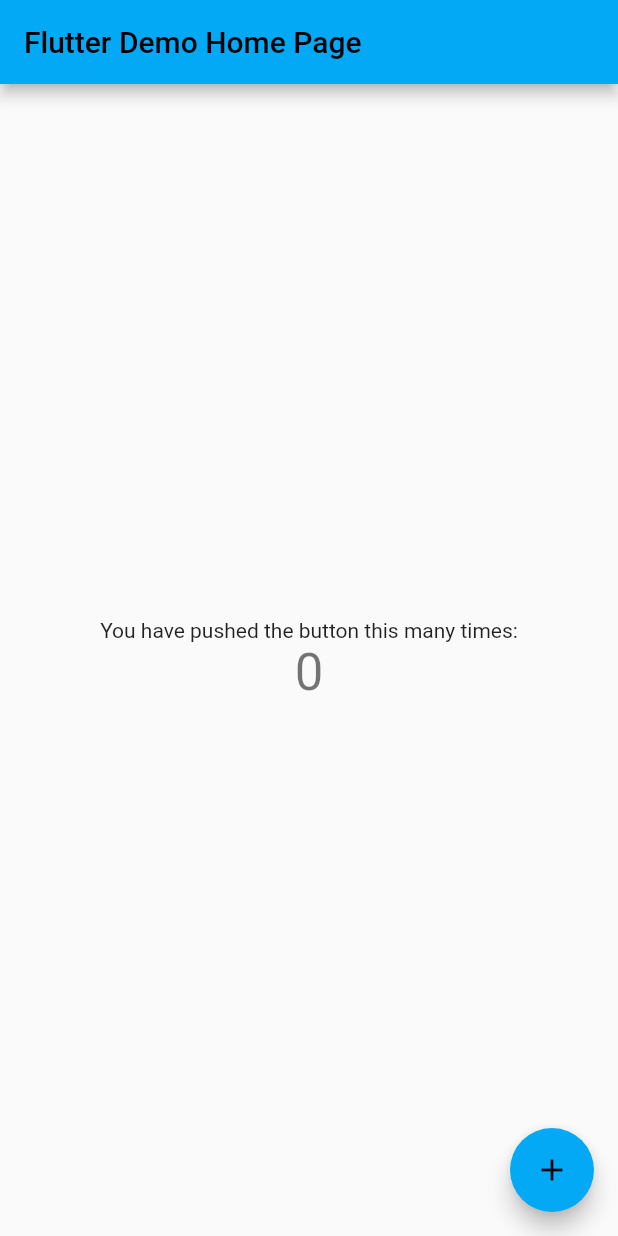
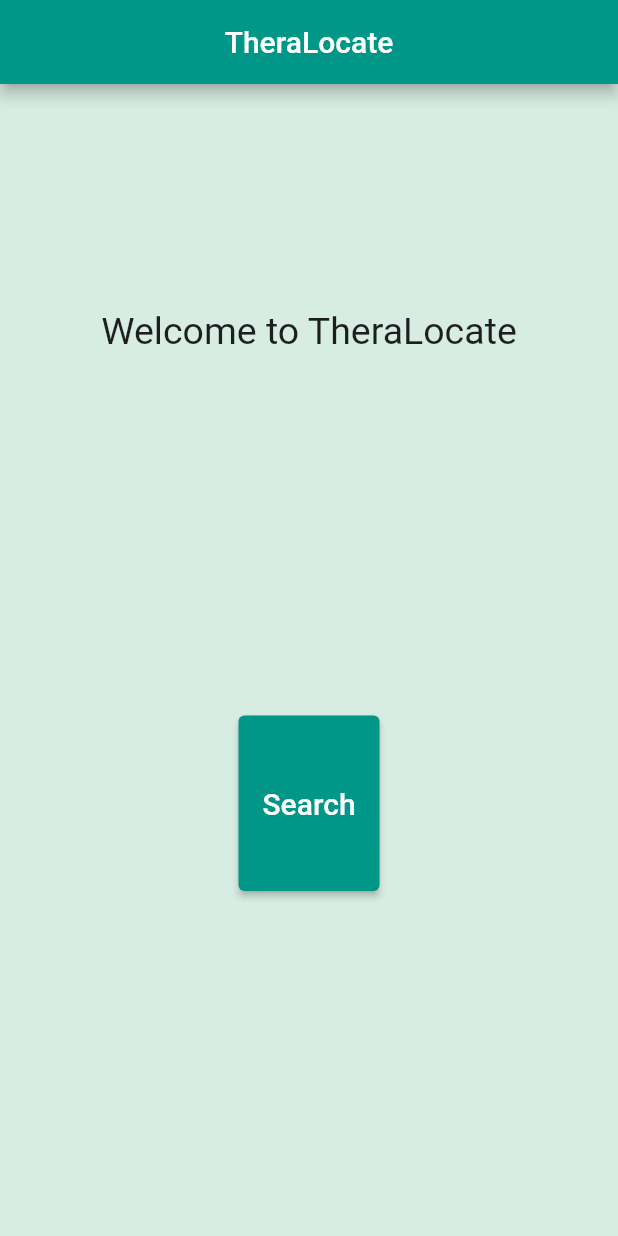
Before and after one commit to ev758/TheraLocate, a Flutter app: the screen it shows after launch, on a phone screen of 412 x 824 dp. Run offline on Flutter 3.47's test engine with Material 2 defaults, Android fonts, the phone set to English and light mode, and no system bars; our stand-ins replace geocoding, google_maps_flutter; Roboto replaces fonts that are missing (Arial).

Commit message:
Updated Home page, Added splash screen and Search page, Utilized three google apis to help with Search page, and Created classes to help with the three google apis.

```diff
--- a/lib/main.dart
+++ b/lib/main.dart
@@ -1,43 +1,33 @@
 import 'package:flutter/material.dart';
+import 'package:provider/provider.dart';
+import 'package:thera_locate/city_therapy.dart';
+import 'search.dart';
 
 void main() {
-  runApp(MyApp());
+  runApp(
+      ChangeNotifierProvider(
+        create: (context) => CityTherapy(),
+      child: MyApp(),
+      )
+  );
 }
 
 class MyApp extends StatelessWidget {
-  // This widget is the root of your application.
   @override
   Widget build(BuildContext context) {
     return MaterialApp(
       title: 'Flutter Demo',
+      debugShowCheckedModeBanner: false,
       theme: ThemeData(
-        // This is the theme of your application.
-        //
-        // Try running your application with "flutter run". You'll see the
-        // application has a blue toolbar. Then, without quitting the app, try
-        // changing the primarySwatch below to Colors.green and then invoke
-        // "hot reload" (press "r" in the console where you ran "flutter run",
-        // or simply save your changes to "hot reload" in a Flutter IDE).
-        // Notice that the counter didn't reset back to zero; the application
-        // is not restarted.
-        primarySwatch: Colors.lightBlue,
+        primarySwatch: Colors.teal,
       ),
-      home: MyHomePage(title: 'Flutter Demo Home Page'),
+      home: MyHomePage(title: 'TheraLocate'),
     );
   }
 }
 
 class MyHomePage extends StatefulWidget {
   MyHomePage({Key? key, required this.title}) : super(key: key);
-
-  // This widget is the home page of your application. It is stateful, meaning
-  // that it has a State object (defined below) that contains fields that affect
-  // how it looks.
-
-  // This class is the configuration for the state. It holds the values (in this
-  // case the title) provided by the parent (in this case the App widget) and
-  // used by the build method of the State. Fields in a Widget subclass are
-  // always marked "final".
 
   final String title;
 
@@ -46,68 +36,59 @@ class MyHomePage extends StatefulWidget {
 }
 
 class _MyHomePageState extends State<MyHomePage> {
-  int _counter = 0;
-
-  void _incrementCounter() {
-    setState(() {
-      // This call to setState tells the Flutter framework that something has
-      // changed in this State, which causes it to rerun the build method below
-      // so that the display can reflect the updated values. If we changed
-      // _counter without calling setState(), then the build method would not be
-      // called again, and so nothing would appear to happen.
-      _counter++;
-    });
-  }
 
   @override
   Widget build(BuildContext context) {
-    // This method is rerun every time setState is called, for instance as done
-    // by the _incrementCounter method above.
-    //
-    // The Flutter framework has been optimized to make rerunning build methods
-    // fast, so that you can just rebuild anything that needs updating rather
-    // than having to individually change instances of widgets.
     return Scaffold(
       appBar: AppBar(
-        // Here we take the value from the MyHomePage object that was created by
-        // the App.build method, and use it to set our appbar title.
         title: Text(widget.title),
+        centerTitle: true,
       ),
+
+      backgroundColor: Color(0xFFD7ECE2),
       body: Center(
-        // Center is a layout widget. It takes a single child and positions it
-        // in the middle of the parent.
         child: Column(
-          // Column is also a layout widget. It takes a list of children and
-          // arranges them vertically. By default, it sizes itself to fit its
-          // children horizontally, and tries to be as tall as its parent.
-          //
-          // Invoke "debug painting" (press "p" in the console, choose the
-          // "Toggle Debug Paint" action from the Flutter Inspector in Android
-          // Studio, or the "Toggle Debug Paint" command in Visual Studio Code)
-          // to see the wireframe for each widget.
-          //
-          // Column has various properties to control how it sizes itself and
-          // how it positions its children. Here we use mainAxisAlignment to
-          // center the children vertically; the main axis here is the vertical
-          // axis because Columns are vertical (the cross axis would be
-          // horizontal).
           mainAxisAlignment: MainAxisAlignment.center,
           children: <Widget>[
-            Text(
-              'You have pushed the button this many times:',
+            Expanded(
+              flex: 20,
+              child: Container(
+                margin: EdgeInsets.only(top: 150),
+                child: Text(
+                  'Welcome to TheraLocate',
+                  style: TextStyle(
+                    fontSize: 25,
+                  ),
+                ),
+              ),
             ),
-            Text(
-              '$_counter',
-              style: Theme.of(context).textTheme.headline4,
+
+            Expanded(
+              flex: 40,
+              child: Container(
+                margin: EdgeInsets.only(top: 165, bottom: 230),
+                child: ElevatedButton(
+                    onPressed: () {
+                      Navigator.push(
+                        context,
+                        MaterialPageRoute(builder: (context) => Search(title: 'TheraLocate')),
+                      );
+                    },
+                    child: Text(
+                      'Search',
+                      style: TextStyle(
+                        fontSize: 20,
+                        fontFamily: 'Arial',
+                      ),
+                    ),
+                ),
+              ),
             ),
+
           ],
         ),
       ),
-      floatingActionButton: FloatingActionButton(
-        onPressed: _incrementCounter,
-        tooltip: 'Increment',
-        child: Icon(Icons.add),
-      ), // This trailing comma makes auto-formatting nicer for build methods.
+
     );
   }
 }
```
Also changed, not shown: lib/city.dart (added, +16 -0 lines), lib/city_autocomplete.dart (added, +24 -0 lines), lib/city_therapy.dart (added, +60 -0 lines), lib/nearby_search_therapies.dart (added, +26 -0 lines), lib/search.dart (added, +163 -0 lines), lib/therapy.dart (added, +68 -0 lines), lib/therapy_marker.dart (added, +19 -0 lines), pubspec.yaml (+11 -2 lines), pubspec.lock, 43 other files.
